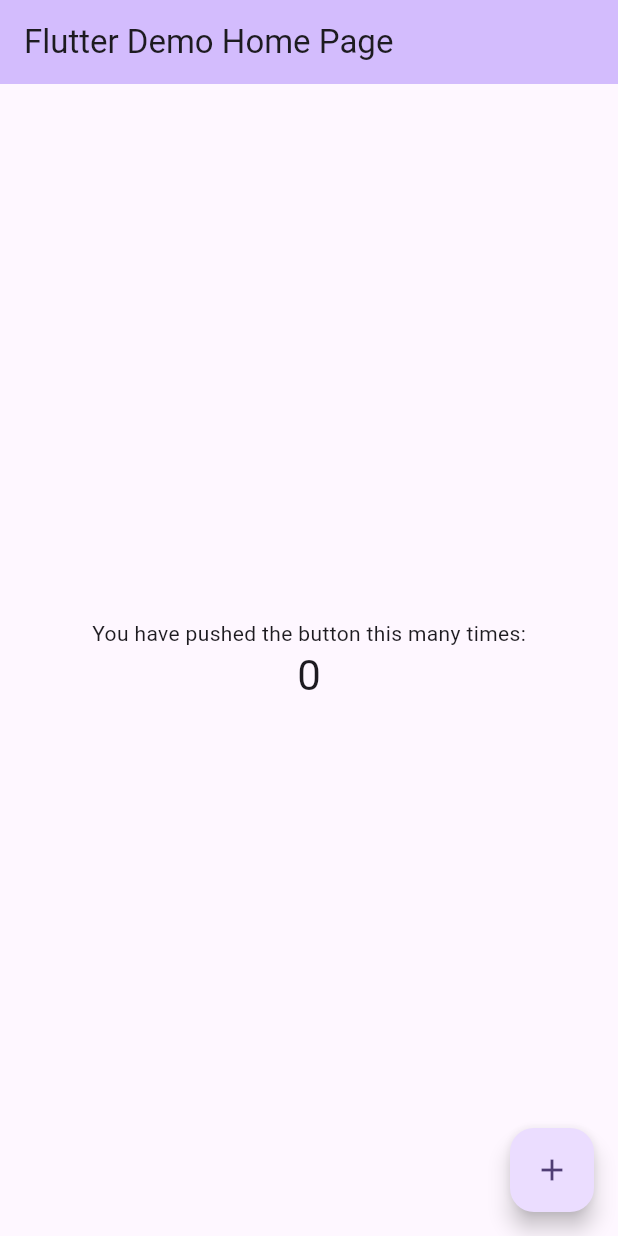
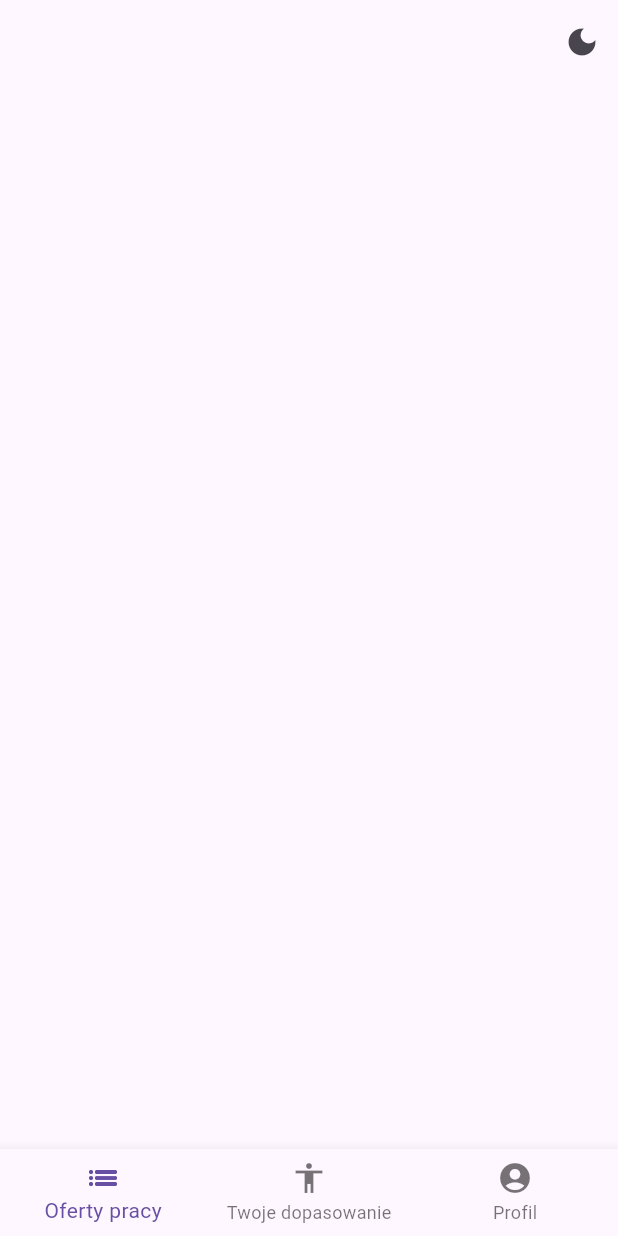
Before and after one commit to DeSpecu/Licencjat, a Flutter app: the screen it shows after launch, on a phone screen of 412 x 824 dp. Run offline on Flutter 3.47's test engine with Material 3 defaults, Android fonts, the light colour scheme and no system bars; our stand-ins replace shared_preferences.

Commit message:
szkielet aplikacji
początkowy szkielet aplikacji ze zmianą motywu

```diff
--- /dev/null
+++ b/licencjat/lib/Pages/HomePage.dart
@@ -0,0 +1,62 @@
+import 'package:flutter/material.dart';
+import 'package:licencjat/Widgets/Dopasowanie.dart';
+import 'package:licencjat/src/theme.dart';
+import 'package:provider/provider.dart';
+
+class HomePage extends StatefulWidget {
+  @override
+  _HomePage createState() => _HomePage();
+}
+class _HomePage extends State<HomePage> {
+  int _selectedIndex = 0;
+  PageController _pageController = PageController(initialPage: 0);
+
+  final _bottomBarItems = [
+    const BottomNavigationBarItem(
+        icon: Icon(Icons.list_sharp),
+        label: "Oferty pracy",
+        backgroundColor: Colors.pink),
+    BottomNavigationBarItem(icon: Icon(Icons.accessibility), label: 'Twoje dopasowanie'),
+    BottomNavigationBarItem(icon: Icon(Icons.account_circle), label: 'Profil')
+  ];
+
+  @override
+  Widget build(BuildContext context) {
+
+return Consumer<ModelTheme>(builder: (context, ModelTheme themeNotifier, child){
+      return Scaffold(
+        appBar: AppBar(
+          actions: [IconButton(onPressed: () {
+            themeNotifier.isDark
+                ? themeNotifier.isDark = false
+                : themeNotifier.isDark = true;
+          }, icon: Icon(themeNotifier.isDark ? Icons.sunny : Icons.dark_mode))
+          ],
+        ),
+        body: PageView(
+          controller: _pageController,
+          onPageChanged: (newIndex) {
+            setState(() {
+              if (newIndex == 1)
+                _selectedIndex = 2;
+              else
+                _selectedIndex = newIndex;
+            });
+          },
+        ),
+        bottomNavigationBar: BottomNavigationBar(
+            type: BottomNavigationBarType.fixed,
+            items: _bottomBarItems,
+            currentIndex: _selectedIndex,
+            onTap: (int index) {
+              if (index != 1)
+                _pageController.animateToPage(index,
+                    duration: Duration(milliseconds: 500), curve: Curves.ease);
+              else
+                Navigator.push(context,
+                    MaterialPageRoute(builder: (context) => Dopasowanie()));
+            }),
+      );
+    });
+  }
+}
--- /dev/null
+++ b/licencjat/lib/Widgets/Dopasowanie.dart
@@ -0,0 +1,21 @@
+import 'package:flutter/material.dart';
+
+class Dopasowanie extends StatelessWidget {
+  const Dopasowanie({Key? key}) : super(key: key);
+
+  @override
+  Widget build(BuildContext context) {
+    return Scaffold(
+        appBar: AppBar(
+          leading: BackButton(),
+          title: Text('Dopasowanie'),
+        ),
+        body: Column());
+  }
+
+  @override
+  State<StatefulWidget> createState() {
+    // TODO: implement createState
+    throw UnimplementedError();
+  }
+}
--- a/licencjat/lib/main.dart
+++ b/licencjat/lib/main.dart
@@ -1,125 +1,33 @@
 import 'package:flutter/material.dart';
+import 'package:licencjat/Pages/HomePage.dart';
+import 'package:licencjat/src/theme.dart';
+import 'package:provider/provider.dart';
 
-void main() {
-  runApp(const MyApp());
+Future<void> main() async {
+  WidgetsFlutterBinding.ensureInitialized();
+  runApp(MyApp());
 }
 
 class MyApp extends StatelessWidget {
-  const MyApp({super.key});
-
-  // This widget is the root of your application.
   @override
   Widget build(BuildContext context) {
-    return MaterialApp(
-      title: 'Flutter Demo',
-      theme: ThemeData(
-        // This is the theme of your application.
-        //
-        // TRY THIS: Try running your application with "flutter run". You'll see
-        // the application has a purple toolbar. Then, without quitting the app,
-        // try changing the seedColor in the colorScheme below to Colors.green
-        // and then invoke "hot reload" (save your changes or press the "hot
-        // reload" button in a Flutter-supported IDE, or press "r" if you used
-        // the command line to start the app).
-        //
-        // Notice that the counter didn't reset back to zero; the application
-        // state is not lost during the reload. To reset the state, use hot
-        // restart instead.
-        //
-        // This works for code too, not just values: Most code changes can be
-        // tested with just a hot reload.
-        colorScheme: ColorScheme.fromSeed(seedColor: Colors.deepPurple),
-        useMaterial3: true,
-      ),
-      home: const MyHomePage(title: 'Flutter Demo Home Page'),
+    return ChangeNotifierProvider(
+      create: (_) => ModelTheme(),
+      child: Consumer<ModelTheme>(
+          builder: (context, ModelTheme themeNotifier, child) {
+            return MaterialApp(
+              theme: themeNotifier.isDark
+                  ? ThemeData(
+                brightness: Brightness.dark,
+              )
+                  : ThemeData(
+                  brightness: Brightness.light,
+              ),
+              home: HomePage(),
+              routes: {
+              },
+            );
+          }),
     );
   }
 }
-
-class MyHomePage extends StatefulWidget {
-  const MyHomePage({super.key, required this.title});
-
-  // This widget is the home page of your application. It is stateful, meaning
-  // that it has a State object (defined below) that contains fields that affect
-  // how it looks.
-
-  // This class is the configuration for the state. It holds the values (in this
-  // case the title) provided by the parent (in this case the App widget) and
-  // used by the build method of the State. Fields in a Widget subclass are
-  // always marked "final".
-
-  final String title;
-
-  @override
-  State<MyHomePage> createState() => _MyHomePageState();
-}
-
-class _MyHomePageState extends State<MyHomePage> {
-  int _counter = 0;
-
-  void _incrementCounter() {
-    setState(() {
-      // This call to setState tells the Flutter framework that something has
-      // changed in this State, which causes it to rerun the build method below
-      // so that the display can reflect the updated values. If we changed
-      // _counter without calling setState(), then the build method would not be
-      // called again, and so nothing would appear to happen.
-      _counter++;
-    });
-  }
-
-  @override
-  Widget build(BuildContext context) {
-    // This method is rerun every time setState is called, for instance as done
-    // by the _incrementCounter method above.
-    //
-    // The Flutter framework has been optimized to make rerunning build methods
-    // fast, so that you can just rebuild anything that needs updating rather
-    // than having to individually change instances of widgets.
-    return Scaffold(
-      appBar: AppBar(
-        // TRY THIS: Try changing the color here to a specific color (to
-        // Colors.amber, perhaps?) and trigger a hot reload to see the AppBar
-        // change color while the other colors stay the same.
-        backgroundColor: Theme.of(context).colorScheme.inversePrimary,
-        // Here we take the value from the MyHomePage object that was created by
-        // the App.build method, and use it to set our appbar title.
-        title: Text(widget.title),
-      ),
-      body: Center(
-        // Center is a layout widget. It takes a single child and positions it
-        // in the middle of the parent.
-        child: Column(
-          // Column is also a layout widget. It takes a list of children and
-          // arranges them vertically. By default, it sizes itself to fit its
-          // children horizontally, and tries to be as tall as its parent.
-          //
-          // Column has various properties to control how it sizes itself and
-          // how it positions its children. Here we use mainAxisAlignment to
-          // center the children vertically; the main axis here is the vertical
-          // axis because Columns are vertical (the cross axis would be
-          // horizontal).
-          //
-          // TRY THIS: Invoke "debug painting" (choose the "Toggle Debug Paint"
-          // action in the IDE, or press "p" in the console), to see the
-          // wireframe for each widget.
-          mainAxisAlignment: MainAxisAlignment.center,
-          children: <Widget>[
-            const Text(
-              'You have pushed the button this many times:',
-            ),
-            Text(
-              '$_counter',
-              style: Theme.of(context).textTheme.headlineMedium,
-            ),
-          ],
-        ),
-      ),
-      floatingActionButton: FloatingActionButton(
-        onPressed: _incrementCounter,
-        tooltip: 'Increment',
-        child: const Icon(Icons.add),
-      ), // This trailing comma makes auto-formatting nicer for build methods.
-    );
-  }
-}
--- /dev/null
+++ b/licencjat/lib/src/preferences.dart
@@ -0,0 +1,16 @@
+import 'package:shared_preferences/shared_preferences.dart';
+
+class ThemePreferences {
+  static const _key = "licencjat";
+
+  setTheme(bool value) async {
+    SharedPreferences sharedPreferences = await SharedPreferences.getInstance();
+    sharedPreferences.setBool(_key, value);
+  }
+
+  getTheme() async {
+    SharedPreferences sharedPreferences = await SharedPreferences.getInstance();
+    if(sharedPreferences.getBool(_key) == null)
+      return false;
+  }
+}
--- /dev/null
+++ b/licencjat/lib/src/theme.dart
@@ -0,0 +1,24 @@
+import 'package:flutter/material.dart';
+import 'preferences.dart';
+
+class ModelTheme extends ChangeNotifier {
+  late bool _isDark;
+  final ThemePreferences _preferences = ThemePreferences();
+  bool get isDark => _isDark;
+
+  ModelTheme() {
+    _isDark = false;
+    getPreferences();
+  }
+
+  set isDark(bool value) {
+    _isDark = value;
+    _preferences.setTheme(value);
+    notifyListeners();
+  }
+
+  getPreferences() async {
+    _isDark = await _preferences.getTheme();
+    notifyListeners();
+  }
+}
--- a/licencjat/pubspec.yaml
+++ b/licencjat/pubspec.yaml
@@ -35,6 +35,8 @@ dependencies:
   # The following adds the Cupertino Icons font to your application.
   # Use with the CupertinoIcons class for iOS style icons.
   cupertino_icons: ^1.0.2
+  provider: ^6.1.1
+  shared_preferences: ^2.2.2
 
 dev_dependencies:
   flutter_test:
```
Also changed, not shown: licencjat/pubspec.lock, 1 other file.
